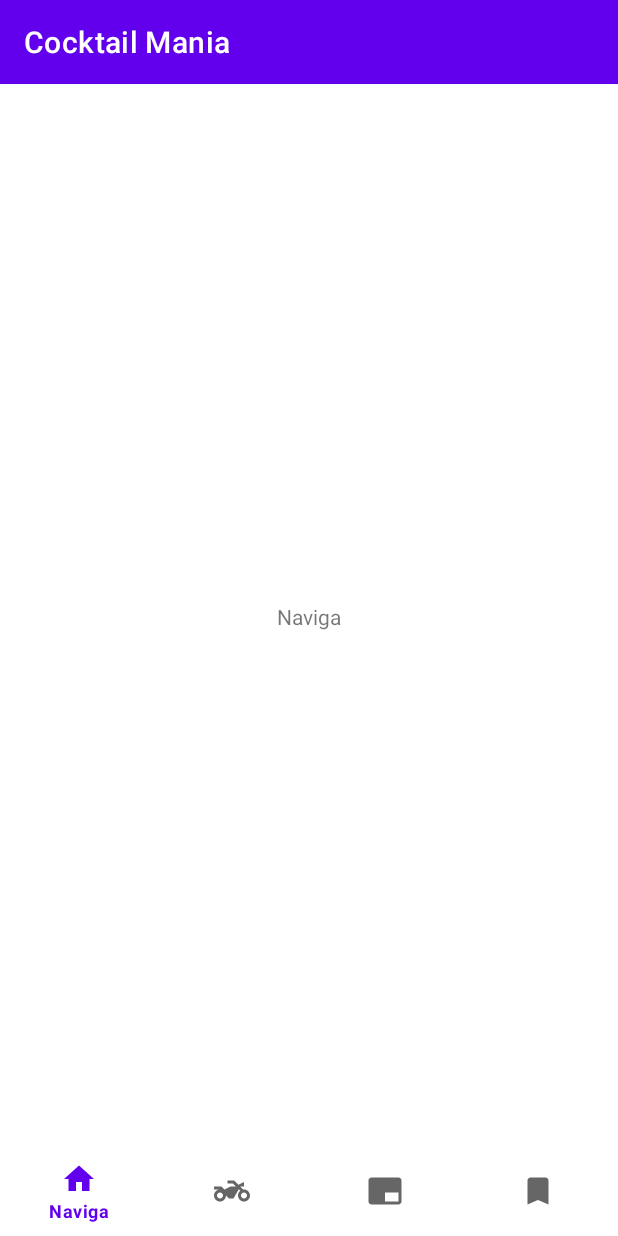
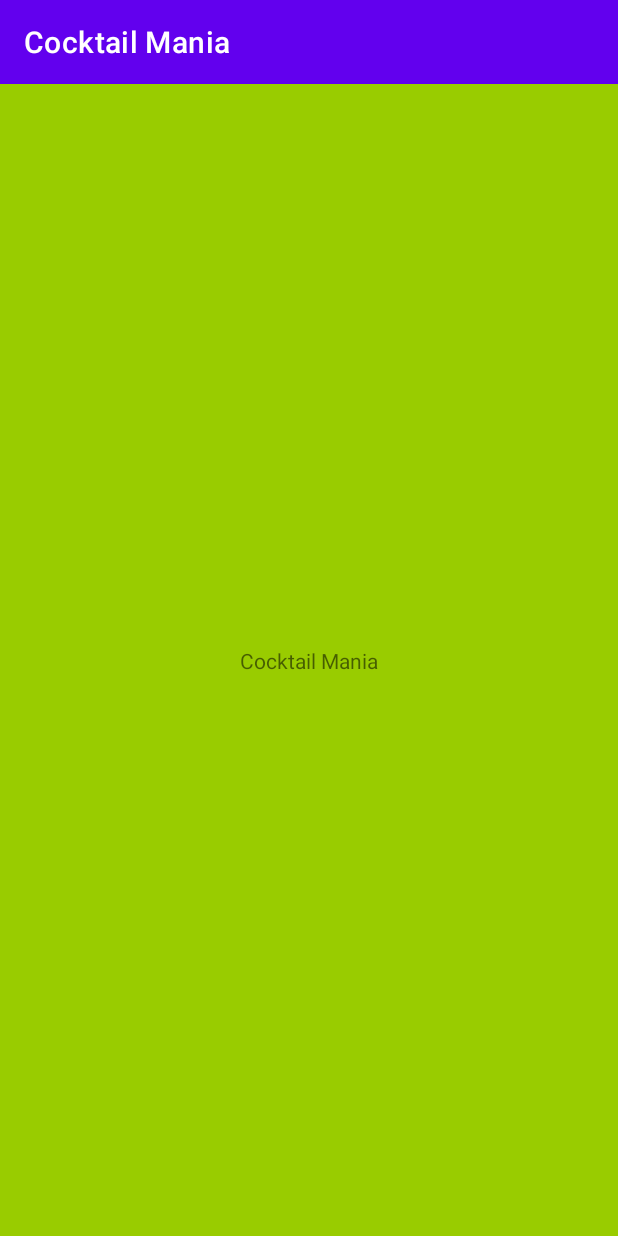
Before and after one commit to Menoz2000/Cocktail_Mania, an Android app: the first screen one second after launch (MainActivity before the commit, start after it), on a phone screen of 412 x 824 dp. Run offline under Robolectric (Android 15) with nearby library versions, the phone set to English and light mode, and no system bars.

Commit message:
paginaStart

```diff
--- /dev/null
+++ b/app/src/main/java/com/example/cocktailmania/naviga/start.java
@@ -0,0 +1,24 @@
+package com.example.cocktailmania.naviga;
+
+import androidx.appcompat.app.AppCompatActivity;
+
+import android.content.Intent;
+import android.os.Bundle;
+import android.os.Handler;
+
+import com.example.cocktailmania.R;
+
+public class start extends AppCompatActivity {
+
+    @Override
+    protected void onCreate(Bundle savedInstanceState) {
+        super.onCreate(savedInstanceState);
+        setContentView(R.layout.activity_start);
+
+        new Handler().postDelayed(() -> {
+            Intent i = new Intent(start.this, MainActivity.class);
+            startActivity(i);
+            finish();
+        }, 2000);
+    }
+}
--- /dev/null
+++ b/app/src/main/res/layout/activity_start.xml
@@ -0,0 +1,19 @@
+<?xml version="1.0" encoding="utf-8"?>
+<androidx.constraintlayout.widget.ConstraintLayout xmlns:android="http://schemas.android.com/apk/res/android"
+    xmlns:app="http://schemas.android.com/apk/res-auto"
+    xmlns:tools="http://schemas.android.com/tools"
+    android:layout_width="match_parent"
+    android:layout_height="match_parent"
+    tools:context=".naviga.start"
+    android:background="@android:color/holo_green_light">
+
+    <TextView
+        android:id="@+id/textView"
+        android:layout_width="wrap_content"
+        android:layout_height="wrap_content"
+        android:text="@string/app_name"
+        app:layout_constraintBottom_toBottomOf="parent"
+        app:layout_constraintEnd_toEndOf="parent"
+        app:layout_constraintStart_toStartOf="parent"
+        app:layout_constraintTop_toTopOf="parent" />
+</androidx.constraintlayout.widget.ConstraintLayout>
--- a/app/src/main/res/values/strings.xml
+++ b/app/src/main/res/values/strings.xml
@@ -1,7 +1,5 @@
 <resources>
     <string name="app_name">Cocktail Mania</string>
-    <!-- TODO: Remove or change this placeholder text -->
-    <string name="hello_blank_fragment">Hello blank fragment</string>
     <string name="naviga">Naviga</string>
     <string name="cocktail">Cocktail</string>
     <string name="ingredienti">Ingredienti</string>
```
Also changed, not shown: app/src/main/AndroidManifest.xml (+10 -8 lines), 590 other files.
